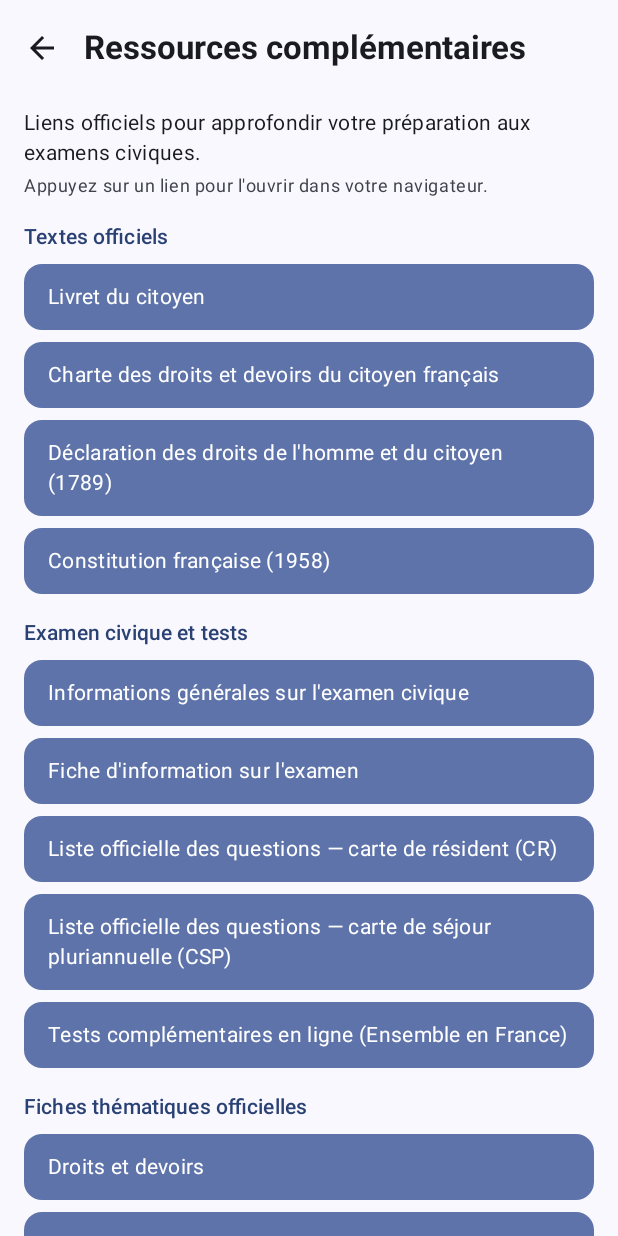
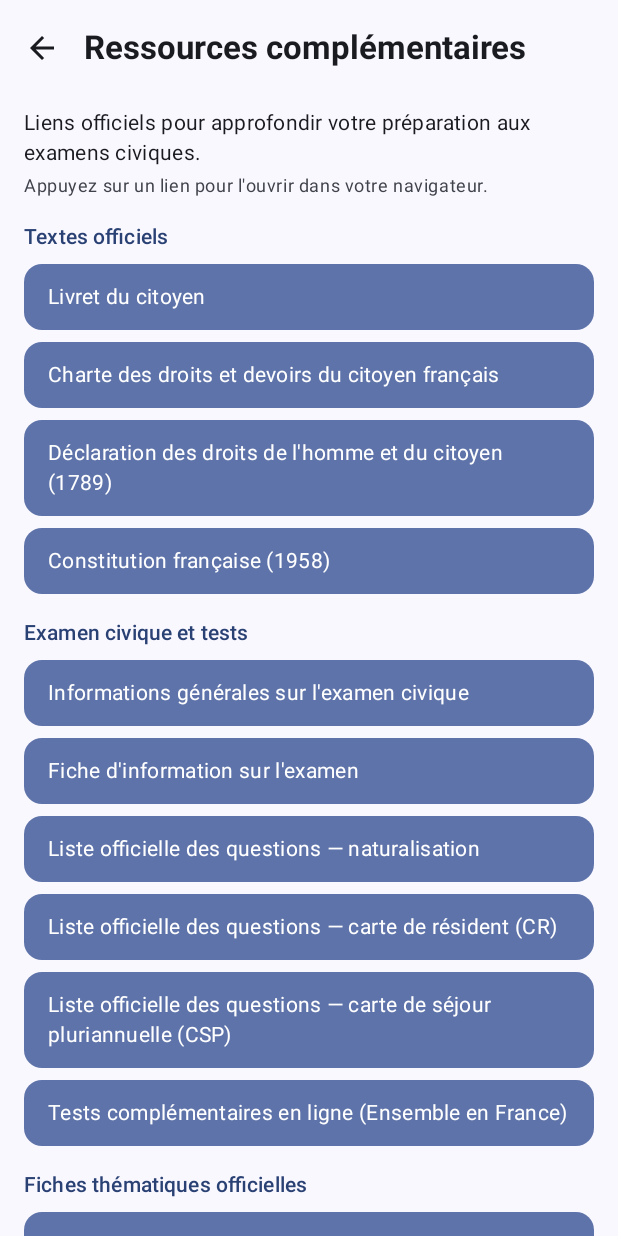
Before and after one commit to borisboiakki/QCM_France, an Android app built with Jetpack Compose: the ResourcesScreen screen opened through its navigation route, on a phone screen of 412 x 824 dp. Run offline under Robolectric (Android 15) with nearby library versions, the phone set to English and light mode, and no system bars; our stand-ins replace Dagger/Hilt's generated code; pictures from the network do not load.

Commit message:
Accueil : boutons à hauteur adaptative, et lien vers la liste officielle naturalisation
Les boutons de l'accueil avaient une hauteur figée à 56 dp. Depuis que le libellé
porte le nom du QCM, « Commencer l'examen — Séjour pluriannuel » passe sur deux
lignes et la seconde était tronquée ; idem pour « Reprendre l'examen ».

La hauteur devient un minimum (heightIn) : le bouton s'agrandit quand le texte
enveloppe. Le correctif s'applique aux cinq boutons, pas seulement aux deux
concernés — les libellés courts étaient exposés au même défaut en taille de texte
« Grand ». Les cinq sont factorisés dans un HomeButton commun, avec un padding
vertical un peu plus généreux et un textAlign centré pour que la seconde ligne ne
soit pas alignée à gauche.

Ajoute par ailleurs le lien vers la liste officielle des questions de
naturalisation dans les ressources, avant celles de la carte de résident et de la
carte de séjour pluriannuelle.

Supprime au passage un import dupliqué de rememberScrollState, introduit lors du
passage de l'accueil en écran défilable.

Co-Authored-By: Claude Opus 5 <noreply@anthropic.com>
Claude-Session: https://claude.ai/code/session_01MvPvYokQu3LZQPYPrt82eY

```diff
--- a/app/src/main/java/com/example/qcmfrance/ui/screen/HomeScreen.kt
+++ b/app/src/main/java/com/example/qcmfrance/ui/screen/HomeScreen.kt
@@ -5,17 +5,18 @@ import androidx.compose.foundation.background
 import androidx.compose.foundation.layout.Arrangement
 import androidx.compose.foundation.layout.Box
 import androidx.compose.foundation.layout.Column
+import androidx.compose.foundation.layout.PaddingValues
 import androidx.compose.foundation.layout.Row
 import androidx.compose.foundation.layout.Spacer
 import androidx.compose.foundation.layout.fillMaxHeight
 import androidx.compose.foundation.layout.fillMaxSize
 import androidx.compose.foundation.layout.fillMaxWidth
 import androidx.compose.foundation.layout.height
+import androidx.compose.foundation.layout.heightIn
 import androidx.compose.foundation.layout.padding
 import androidx.compose.foundation.layout.width
 import androidx.compose.foundation.rememberScrollState
 import androidx.compose.foundation.selection.selectable
-import androidx.compose.foundation.rememberScrollState
 import androidx.compose.foundation.selection.selectableGroup
 import androidx.compose.foundation.shape.RoundedCornerShape
 import androidx.compose.foundation.verticalScroll
@@ -211,82 +212,93 @@ fun HomeScreen(
             Spacer(modifier = Modifier.height(24.dp))
 
             // Couleurs du drapeau français : un bouton par couleur (bleu, blanc, rouge).
-            Button(
+            HomeButton(
+                text = stringResource(R.string.home_start_exam, stringResource(examMode.shortLabelRes)),
                 onClick = { if (hasPausedQuiz) showConfirmDialog = true else onStartExam() },
-                modifier = Modifier.fillMaxWidth().height(56.dp),
-                colors = ButtonDefaults.buttonColors(
                 containerColor = FlagBlue,
                 contentColor = Color.White
             )
-            ) {
-                Text(
-                    text = stringResource(R.string.home_start_exam, stringResource(examMode.shortLabelRes)),
-                    style = MaterialTheme.typography.titleMedium
-                )
-            }
 
             if (hasPausedQuiz) {
                 Spacer(modifier = Modifier.height(12.dp))
-                Button(
+                HomeButton(
+                    text = stringResource(
+                        R.string.home_resume_exam,
+                        stringResource((pausedMode ?: examMode).shortLabelRes)
+                    ),
                     onClick = onResumeExam,
-                    modifier = Modifier.fillMaxWidth().height(56.dp),
-                    colors = ButtonDefaults.buttonColors(
                     // Bleu plus clair que le bleu du drapeau
                     containerColor = ResumeBlue,
                     contentColor = Color.White
                 )
-                ) {
-                    Text(
-                        text = stringResource(
-                            R.string.home_resume_exam,
-                            stringResource((pausedMode ?: examMode).shortLabelRes)
-                        ),
-                        style = MaterialTheme.typography.titleMedium
-                    )
-                }
             }
 
             Spacer(modifier = Modifier.height(12.dp))
 
-            Button(
+            HomeButton(
+                text = stringResource(R.string.home_training),
                 onClick = onStartTraining,
-                modifier = Modifier.fillMaxWidth().height(56.dp),
-                border = BorderStroke(1.dp, MaterialTheme.colorScheme.primary),
-                colors = ButtonDefaults.buttonColors(
                 // « Blanc » du drapeau : surface du thème pour rester lisible en mode sombre
                 containerColor = MaterialTheme.colorScheme.surface,
-                    contentColor = MaterialTheme.colorScheme.primary
+                contentColor = MaterialTheme.colorScheme.primary,
+                border = BorderStroke(1.dp, MaterialTheme.colorScheme.primary)
             )
-            ) {
-                Text(text = stringResource(R.string.home_training), style = MaterialTheme.typography.titleMedium)
-            }
 
             Spacer(modifier = Modifier.height(12.dp))
 
-            Button(
+            HomeButton(
+                text = stringResource(R.string.home_history),
                 onClick = onShowHistory,
-                modifier = Modifier.fillMaxWidth().height(56.dp),
-                colors = ButtonDefaults.buttonColors(
                 containerColor = FlagRed,
                 contentColor = Color.White
             )
-            ) {
-                Text(text = stringResource(R.string.home_history), style = MaterialTheme.typography.titleMedium)
-            }
 
             Spacer(modifier = Modifier.height(12.dp))
 
-            Button(
+            HomeButton(
+                text = stringResource(R.string.home_achievements),
                 onClick = onShowAchievements,
-                modifier = Modifier.fillMaxWidth().height(56.dp),
-                colors = ButtonDefaults.buttonColors(
                 containerColor = MaterialTheme.colorScheme.secondaryContainer,
                 contentColor = MaterialTheme.colorScheme.onSecondaryContainer
             )
-            ) {
-                Text(text = stringResource(R.string.home_achievements), style = MaterialTheme.typography.titleMedium)
         }
     }
+}
+
+/**
+ * Bouton pleine largeur de l'accueil.
+ *
+ * La hauteur est un **minimum** et non une valeur figée : les libellés « Commencer / Reprendre
+ * l'examen — <QCM> » passent sur deux lignes pour les intitulés longs (carte de séjour
+ * pluriannuelle), et une hauteur fixe tronquait la seconde ligne. Le bouton s'agrandit donc au
+ * besoin — ce qui protège aussi les libellés courts en taille de texte « Grand ».
+ */
+@Composable
+private fun HomeButton(
+    text: String,
+    onClick: () -> Unit,
+    containerColor: Color,
+    contentColor: Color,
+    border: BorderStroke? = null
+) {
+    Button(
+        onClick = onClick,
+        modifier = Modifier
+            .fillMaxWidth()
+            .heightIn(min = 56.dp),
+        border = border,
+        colors = ButtonDefaults.buttonColors(
+            containerColor = containerColor,
+            contentColor = contentColor
+        ),
+        contentPadding = PaddingValues(horizontal = 24.dp, vertical = 12.dp)
+    ) {
+        Text(
+            text = text,
+            style = MaterialTheme.typography.titleMedium,
+            // Sans cela, la seconde ligne d'un libellé long serait alignée à gauche.
+            textAlign = TextAlign.Center
+        )
     }
 }
 
--- a/app/src/main/java/com/example/qcmfrance/ui/screen/ResourcesScreen.kt
+++ b/app/src/main/java/com/example/qcmfrance/ui/screen/ResourcesScreen.kt
@@ -66,6 +66,10 @@ private val LINK_SECTIONS = listOf(
             ExternalLink(
                 labelRes = R.string.help_link_factsheet,
                 url = "https://www.immigration.interieur.gouv.fr/documentation/guides-textes-et-brochures/lexamen-civique-pour-demande-de-naturalisation-ou-de-reintegration-dans-nationalite-francaise.html"
+            ),
+            ExternalLink(
+                labelRes = R.string.help_link_questions_nat,
+                url = "https://www.immigration.interieur.gouv.fr/documentation/guides-textes-et-brochures/questions-de-connaissance-pour-lexamen-civique-nationalite-francaise.html"
             ),
             ExternalLink(
                 labelRes = R.string.help_link_questions_cr,
--- a/app/src/main/res/values/strings.xml
+++ b/app/src/main/res/values/strings.xml
@@ -219,6 +219,7 @@
     <string name="help_settings_reset_achievements_title">Réinitialiser les succès</string>
     <string name="help_settings_reset_achievements_desc">Efface tous les succès débloqués et leur progression (action irréversible, avec confirmation).</string>
     <string name="help_link_general">Informations générales sur l\'examen civique</string>
+    <string name="help_link_questions_nat">Liste officielle des questions — naturalisation</string>
     <string name="help_link_questions_cr">Liste officielle des questions — carte de résident (CR)</string>
     <string name="help_link_questions_csp">Liste officielle des questions — carte de séjour pluriannuelle (CSP)</string>
     <string name="help_link_quiz">Tests complémentaires en ligne (Ensemble en France)</string>
```
Lines whose indentation alone changed are shown as unchanged.
